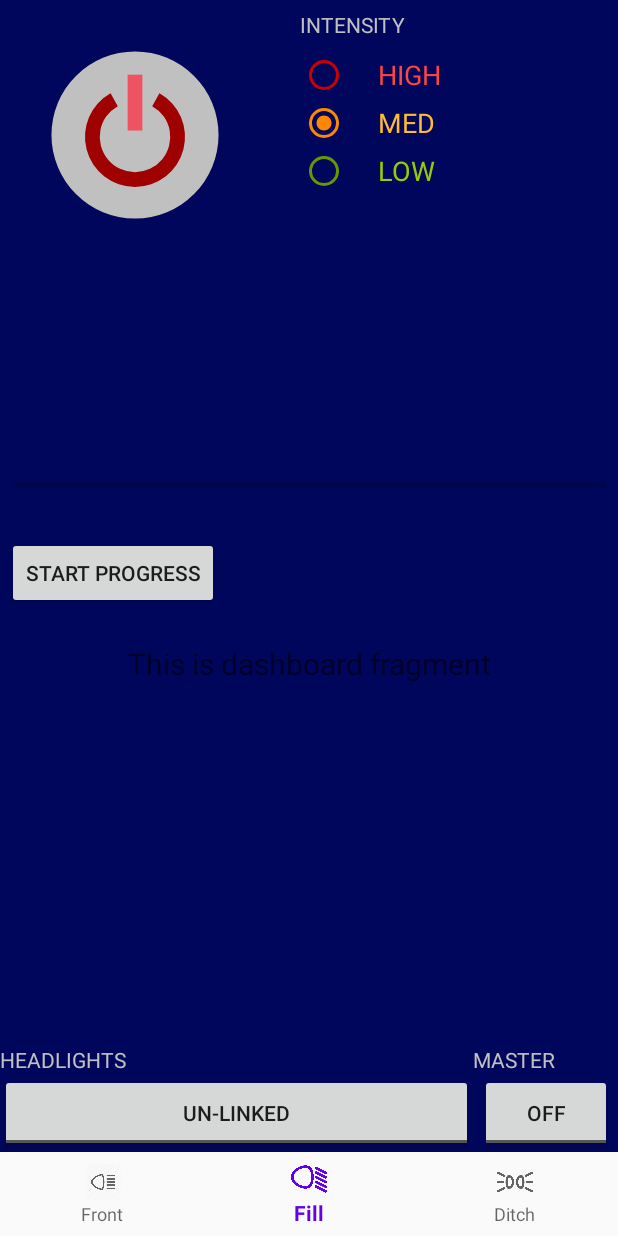
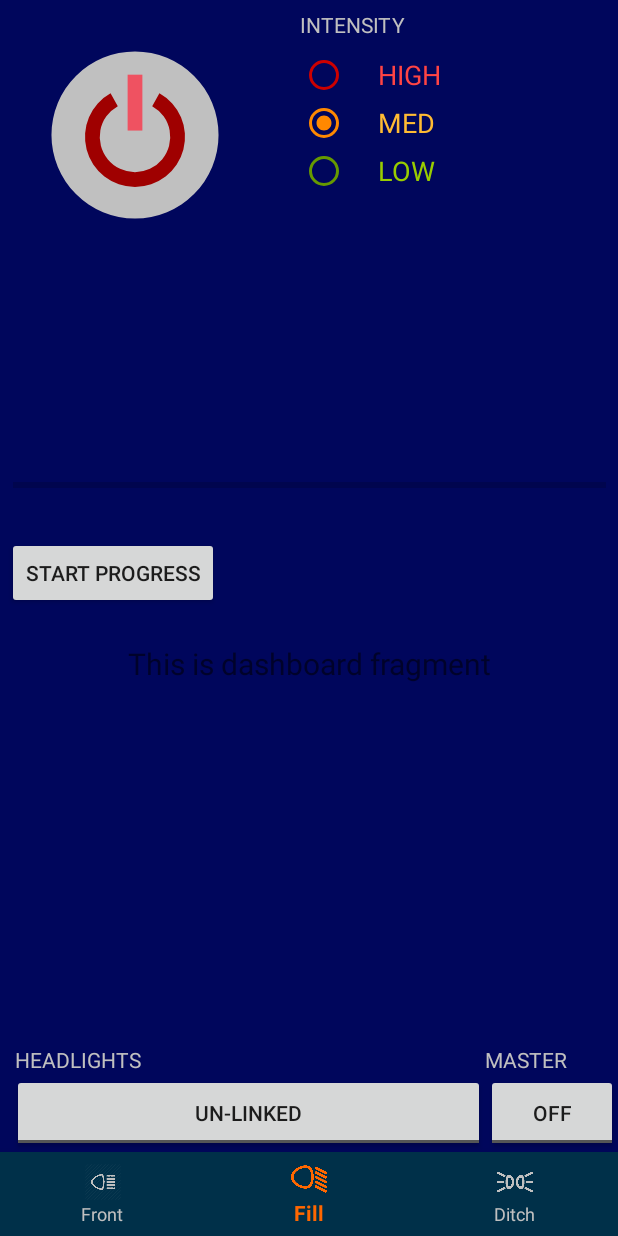
Before and after one commit to jctoledo/BarOfLight, an Android app: the FillFragment screen opened through its navigation route, on a phone screen of 412 x 824 dp. Run offline under Robolectric (Android 15) with nearby library versions, the phone set to English and light mode, and no system bars; our stand-ins replace navigation-ui.

Commit message:
- cleanup

```diff
--- a/app/src/main/java/com/bertalabs/baroflight/ext/LightViewHolder.java
+++ b/app/src/main/java/com/bertalabs/baroflight/ext/LightViewHolder.java
@@ -17,9 +17,9 @@ public class LightViewHolder extends RecyclerView.ViewHolder {
 
     public LightViewHolder(@NonNull View itemView) {
         super(itemView);
-        temperature = (TextView) itemView.findViewById(R.id.temperatureValue);
-        ipAddress = (TextView) itemView.findViewById(R.id.ipValue);
-        image = (ImageView) itemView.findViewById(R.id.lightImage);
-        health = (TextView) itemView.findViewById(R.id.healthText);
+        temperature = itemView.findViewById(R.id.temperatureValue);
+        ipAddress = itemView.findViewById(R.id.ipValue);
+        image = itemView.findViewById(R.id.lightImage);
+        health = itemView.findViewById(R.id.healthText);
     }
 }
--- a/app/src/main/java/com/bertalabs/baroflight/ui/fill/FillFragment.java
+++ b/app/src/main/java/com/bertalabs/baroflight/ui/fill/FillFragment.java
@@ -37,9 +37,9 @@ public class FillFragment extends Fragment {
                 textView.setText(s);
             }
         });
-        progress = (ProgressBar) root.findViewById(R.id.progressBar1);
-        text = (TextView) root.findViewById(R.id.textView1);
-        button = (Button) root.findViewById(R.id.button1);
+        progress = root.findViewById(R.id.progressBar1);
+        text = root.findViewById(R.id.textView1);
+        button = root.findViewById(R.id.button1);
         button.setOnClickListener(new Button.OnClickListener() {
             @Override
             public void onClick(View view) {
--- a/app/src/main/java/com/bertalabs/baroflight/ui/front/FrontFragment.java
+++ b/app/src/main/java/com/bertalabs/baroflight/ui/front/FrontFragment.java
@@ -53,7 +53,7 @@ public class FrontFragment extends Fragment {
                 ViewModelProviders.of(this).get(FrontViewModel.class);
 
         View root = inflater.inflate(R.layout.fragment_front, container, false);
-        RecyclerView recyclerView = (RecyclerView) root.findViewById(R.id.lightView);
+        RecyclerView recyclerView = root.findViewById(R.id.lightView);
         LinearLayoutManager linearLayoutManager = new LinearLayoutManager(root.getContext());
         recyclerView.setLayoutManager(linearLayoutManager);
         adapter = new LightAdapter(root.getContext(), frontViewModel.getLights());
--- a/app/src/main/java/com/bertalabs/baroflight/ui/front/FrontViewModel.java
+++ b/app/src/main/java/com/bertalabs/baroflight/ui/front/FrontViewModel.java
@@ -7,9 +7,6 @@ import com.bertalabs.baroflight.ext.LightLocationCache;
 
 import java.util.ArrayList;
 import java.util.List;
-
-import static java.util.concurrent.TimeUnit.SECONDS;
-import static org.awaitility.Awaitility.await;
 
 public class FrontViewModel extends ViewModel {
     private LightLocationCache lightCache;
@@ -27,7 +24,6 @@ public class FrontViewModel extends ViewModel {
 
     public List<Light> getLights() {
 
-        await().atMost(10, SECONDS).until(() -> getLightCache().exists());
         if (lightCache.getLights() != null) {
             return lightCache.getLights();
         }
--- /dev/null
+++ b/app/src/main/res/color/bnv_tab_item_foreground.xml
@@ -0,0 +1,5 @@
+<?xml version="1.0" encoding="utf-8"?>
+<selector xmlns:android="http://schemas.android.com/apk/res/android">
+    <item android:color="@color/orange" android:state_checked="true" />
+    <item android:color="@color/silver" />
+</selector>
--- a/app/src/main/res/layout/activity_main.xml
+++ b/app/src/main/res/layout/activity_main.xml
@@ -16,23 +16,23 @@
         app:layout_constraintBottom_toTopOf="@+id/textView2"
         app:layout_constraintLeft_toLeftOf="parent"
         app:layout_constraintRight_toRightOf="parent"
-        app:layout_constraintTop_toBottomOf="@+id/powerTgl"
+        app:layout_constraintTop_toBottomOf="@+id/powerToggle"
         app:navGraph="@navigation/mobile_navigation" />
 
     <com.google.android.material.bottomnavigation.BottomNavigationView
         android:id="@+id/nav_view"
         android:layout_width="0dp"
         android:layout_height="wrap_content"
-        android:background="?android:attr/windowBackground"
-        android:backgroundTint="@color/dark"
-        android:backgroundTintMode="multiply"
+        android:background="@color/dark"
+        app:itemIconTint="@color/bnv_tab_item_foreground"
+        app:itemTextColor="@color/bnv_tab_item_foreground"
         app:layout_constraintBottom_toBottomOf="parent"
         app:layout_constraintLeft_toLeftOf="parent"
         app:layout_constraintRight_toRightOf="parent"
         app:menu="@menu/bottom_nav_menu" />
 
     <ToggleButton
-        android:id="@+id/powerTgl"
+        android:id="@+id/powerToggle"
         android:layout_width="180dp"
         android:layout_height="180dp"
         android:background="@drawable/ic_power_button"
@@ -58,8 +58,8 @@
         android:layout_height="112dp"
         android:layout_marginStart="20dp"
         android:checkedButton="@+id/radioMedium"
-        app:layout_constraintBottom_toBottomOf="@+id/powerTgl"
-        app:layout_constraintStart_toEndOf="@+id/powerTgl"
+        app:layout_constraintBottom_toBottomOf="@+id/powerToggle"
+        app:layout_constraintStart_toEndOf="@+id/powerToggle"
         app:layout_constraintTop_toTopOf="parent">
 
         <RadioButton
@@ -98,31 +98,33 @@
     </RadioGroup>
 
     <ToggleButton
-        android:id="@+id/toggleButton"
+        android:id="@+id/beamToggle"
         android:layout_width="315dp"
         android:layout_height="52dp"
         android:textOff="UN-LINKED"
         android:textOn="LINKED"
+        android:layout_marginLeft="8sp"
         app:layout_constraintBottom_toTopOf="@+id/nav_view"
-        app:layout_constraintStart_toStartOf="@+id/textView2" />
+        app:layout_constraintStart_toStartOf="parent" />
 
     <TextView
         android:id="@+id/textView2"
         android:layout_width="wrap_content"
         android:layout_height="wrap_content"
         android:text="@string/headlihgts"
+        android:layout_marginLeft="10sp"
         android:textColor="@color/silver"
-        app:layout_constraintBottom_toTopOf="@+id/toggleButton"
+        app:layout_constraintBottom_toTopOf="@+id/beamToggle"
         app:layout_constraintStart_toStartOf="parent" />
 
     <ToggleButton
-        android:id="@+id/toggleButton2"
+        android:id="@+id/masterToggle"
         android:layout_width="wrap_content"
         android:layout_height="52dp"
         android:text="ToggleButton"
         app:layout_constraintBottom_toTopOf="@+id/nav_view"
         app:layout_constraintEnd_toEndOf="parent"
-        app:layout_constraintStart_toEndOf="@+id/toggleButton" />
+        app:layout_constraintStart_toEndOf="@+id/beamToggle" />
 
     <TextView
         android:id="@+id/textView3"
@@ -130,8 +132,8 @@
         android:layout_height="wrap_content"
         android:text="MASTER"
         android:textColor="@color/silver"
-        app:layout_constraintBottom_toTopOf="@+id/toggleButton2"
-        app:layout_constraintStart_toEndOf="@+id/toggleButton" />
+        app:layout_constraintBottom_toTopOf="@+id/masterToggle"
+        app:layout_constraintStart_toEndOf="@+id/beamToggle" />
 
 
 </androidx.constraintlayout.widget.ConstraintLayout>
--- a/app/src/main/res/values/colors.xml
+++ b/app/src/main/res/values/colors.xml
@@ -1,8 +1,8 @@
 <?xml version="1.0" encoding="utf-8"?>
 <resources>
     <!-- https://coolors.co/ff6700-ebebeb-c0c0c0-3a6ea5-004e98-003049-->
-    <color name="colorPrimary">#6200EE</color>
-    <color name="colorPrimaryDark">#1D1F26</color>
+    <color name="colorPrimary">#C0c0c0</color>
+    <color name="colorPrimaryDark">#c0c0c0</color>
     <color name="colorAccent">#03DAC5</color>
     <color name="verydark">#00065c</color>
     <color name="dark">#003049</color>
```
Also changed, not shown: app/src/main/res/drawable/beamlight.png, app/src/main/res/drawable/ditchlight.png, app/src/main/res/drawable/headlight.png.
